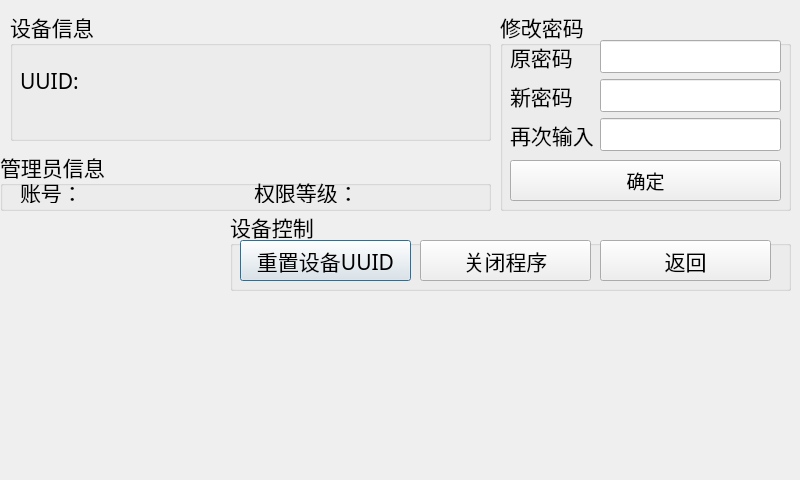
Before: the Qt Designer form ui/Ui_Operator.ui in limelisest/pyqt5-guide, drawn with Qt 5.
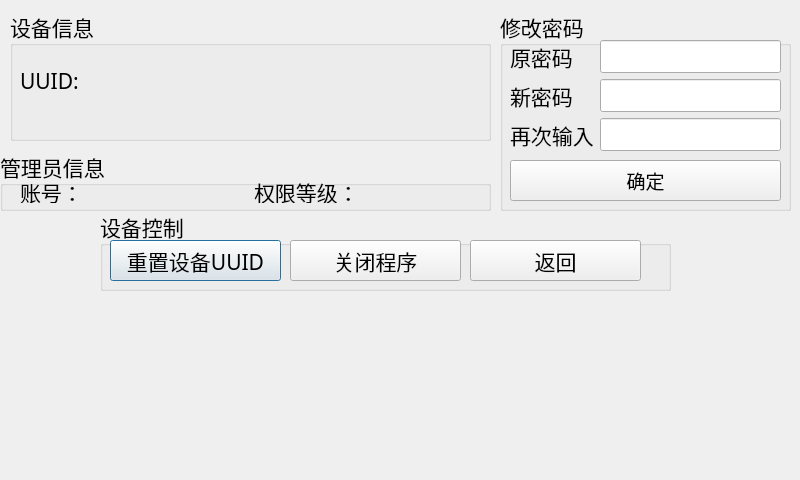
After: the same form once the commit is applied.

Commit message: 导购界面添加了序列号

Diff of the .ui file:
```diff
--- a/ui/Ui_Operator.ui
+++ b/ui/Ui_Operator.ui
@@ -34,9 +34,9 @@
   <widget class="QGroupBox" name="groupBox">
    <property name="geometry">
     <rect>
-     <x>230</x>
+     <x>100</x>
      <y>210</y>
-     <width>561</width>
+     <width>571</width>
      <height>81</height>
     </rect>
    </property>
@@ -249,7 +249,7 @@
   <widget class="QWidget" name="widget_keyboard" native="true">
    <property name="geometry">
     <rect>
-     <x>230</x>
+     <x>100</x>
      <y>290</y>
      <width>570</width>
      <height>175</height>
```
The commit also changes 5 other files.
